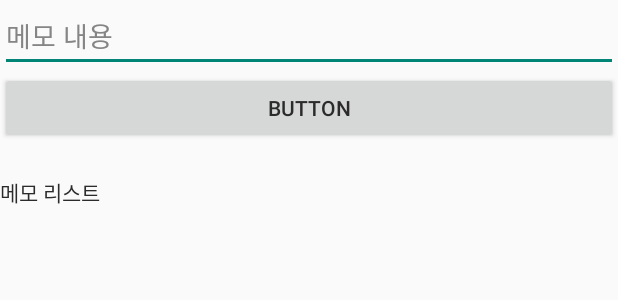
After one commit to jeonjisung/CheongchunLocker-android, an Android app: the layout activity_sub.xml on its own in the app's theme, with its tools: preview values and no code run, on a phone screen of 412 x 824 dp. The commit adds this screen. Shown: the top 300 px of the screen. Run offline under Robolectric (Android 15) with nearby library versions, the phone set to English and light mode, and no system bars.

Commit message:
2022.08.05
관리자 전용 앱과 합체 완료.

```diff
--- a/CCLK/app/src/main/AndroidManifest.xml
+++ b/CCLK/app/src/main/AndroidManifest.xml
@@ -22,8 +22,7 @@
         <activity android:name=".Locker8"/>
         <activity android:name=".Locker9"/>
         <activity android:name=".LockerMain"/>
-        <activity android:name=".MainActivity"
-            android:exported="true">
+        <activity android:name=".MainActivity">
             <intent-filter>
                 <action android:name="android.intent.action.MAIN" />
 
--- a/CCLK/app/src/main/java/com/youandme/cclk/CharacterWrapTextView.java
+++ b/CCLK/app/src/main/java/com/youandme/cclk/CharacterWrapTextView.java
@@ -17,7 +17,7 @@ public class CharacterWrapTextView extends TextView {
         super(context, attrs, defStyleAttr);
     }
 
-    @Override public void setText(CharSequence text, TextView.BufferType type) {
+    @Override public void setText(CharSequence text, BufferType type) {
         super.setText(text.toString().replace(" ", "\u00A0"), type);
     }
 }
--- /dev/null
+++ b/CCLK/app/src/main/res/layout/activity_sub.xml
@@ -0,0 +1,42 @@
+<?xml version="1.0" encoding="utf-8"?>
+<LinearLayout xmlns:android="http://schemas.android.com/apk/res/android"
+    xmlns:app="http://schemas.android.com/apk/res-auto"
+    xmlns:tools="http://schemas.android.com/tools"
+    android:layout_width="match_parent"
+    android:layout_height="match_parent"
+    android:orientation="vertical"
+    tools:context=".SubActivity">
+
+    <EditText
+        android:id="@+id/memocontents"
+        android:layout_width="match_parent"
+        android:layout_height="wrap_content"
+        android:ems="10"
+        android:hint="메모 내용"/>
+
+    <Button
+        android:id="@+id/memobtn"
+        android:layout_width="match_parent"
+        android:layout_height="wrap_content"
+        android:text="Button"/>
+    <View
+        android:id="@+id/line"
+        android:layout_width="match_parent"
+        android:layout_height="1dp"
+        android:layout_marginTop="10dp"/>
+
+    <TextView
+        android:id="@+id/memolisttitle"
+        android:layout_width="wrap_content"
+        android:layout_height="wrap_content"
+        android:layout_marginTop="10dp"
+        android:text="메모 리스트"/>
+
+    <androidx.recyclerview.widget.RecyclerView
+        android:id="@+id/memolist"
+        android:layout_height="wrap_content"
+        android:layout_width="match_parent"
+        android:layout_marginTop="10dp">
+    </androidx.recyclerview.widget.RecyclerView>
+
+</LinearLayout>
--- a/CCLK/app/src/main/res/values/strings.xml
+++ b/CCLK/app/src/main/res/values/strings.xml
@@ -1,3 +1,3 @@
 <resources>
-    <string name="app_name">CCLK</string>
+    <string name="app_name">CCLK_admin</string>
 </resources>
--- a/CCLK/app/src/main/res/values/themes.xml
+++ b/CCLK/app/src/main/res/values/themes.xml
@@ -16,4 +16,10 @@
         <item name="android:editTextColor">@color/black</item>
         <!-- Customize your theme here. -->
     </style>
+    <style name="theme_dialog" parent="android:style/Theme.Dialog">
+        <item name="android:windowFullscreen">true</item>
+        <item name="android:windowNoTitle">true</item>
+        <item name="android:background">@android:color/transparent</item>
+        <item name="android:windowBackground">@android:color/transparent</item>
+    </style>
 </resources>
--- a/CCLK/build.gradle
+++ b/CCLK/build.gradle
@@ -8,6 +8,7 @@ buildscript {
     dependencies {
         classpath "com.android.tools.build:gradle:4.1.3"
         classpath 'com.google.gms:google-services:4.3.13'
+
         // NOTE: Do not place your application dependencies here; they belong
         // in the individual module build.gradle files
     }
@@ -18,6 +19,7 @@ allprojects {
         google()
         jcenter()
         mavenCentral()
+        maven { url 'https://jitpack.io'}
     }
 }
 
```
Also changed, not shown: CCLK/app/build.gradle (+16 -7 lines), CCLK/app/src/main/java/com/youandme/cclk/Locker1.java (+62 -19 lines), CCLK/app/src/main/java/com/youandme/cclk/Locker2.java (+25 -4 lines), CCLK/app/src/main/java/com/youandme/cclk/Locker3.java (+25 -4 lines), CCLK/app/src/main/java/com/youandme/cclk/Locker4.java (+26 -4 lines), CCLK/app/src/main/java/com/youandme/cclk/Locker5.java (+25 -4 lines), CCLK/app/src/main/java/com/youandme/cclk/Locker6.java (+25 -4 lines), CCLK/app/src/main/java/com/youandme/cclk/Locker7.java (+25 -4 lines), CCLK/app/src/main/java/com/youandme/cclk/Locker8.java (+25 -4 lines), CCLK/app/src/main/java/com/youandme/cclk/Locker9.java (+25 -4 lines), CCLK/app/src/main/java/com/youandme/cclk/LockerMain.java (+2 -5 lines), CCLK/app/src/main/java/com/youandme/cclk/Save_Var.java (+0 -10 lines), CCLK/app/src/main/res/layout/item_list.xml (added, +30 -0 lines), CCLK/app/src/main/res/layout/locker_1.xml (+9 -9 lines).
